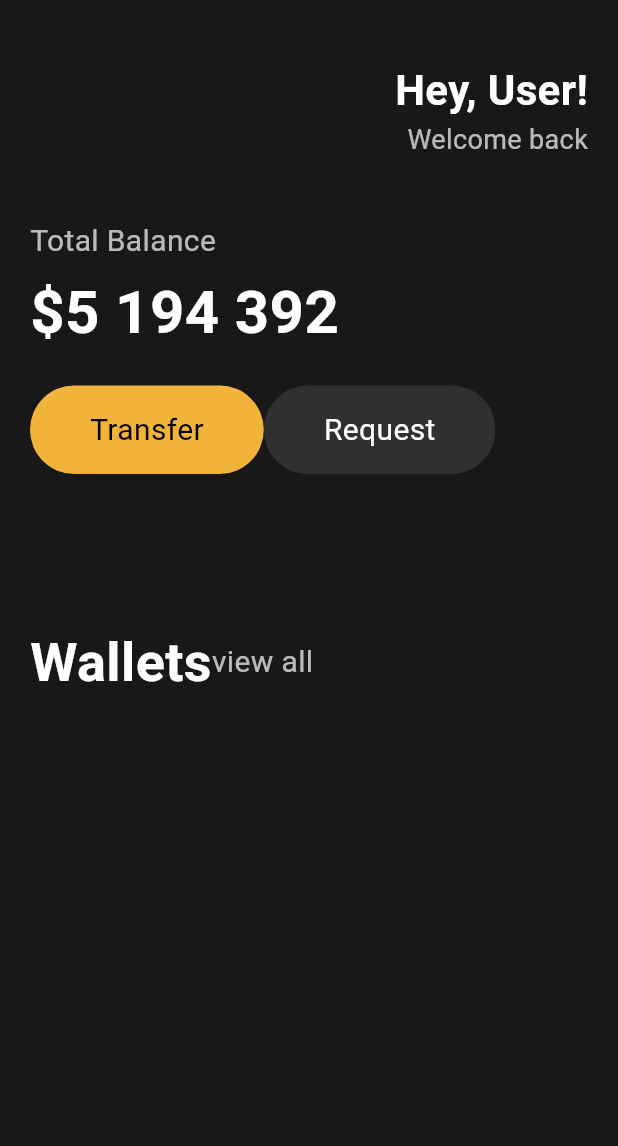
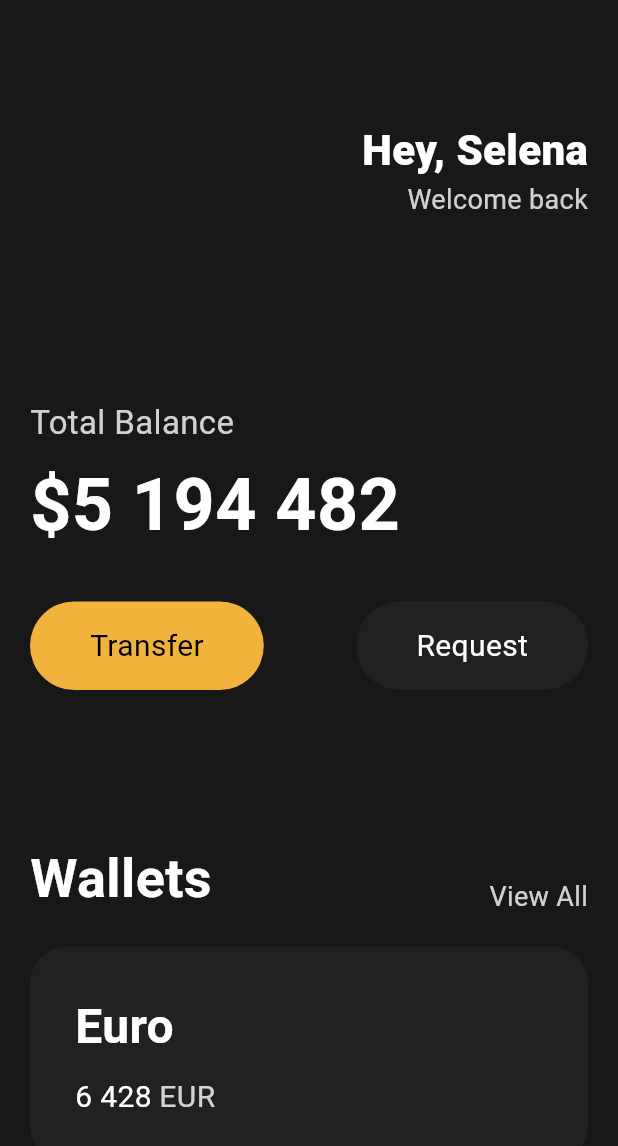
Before and after one commit to Leeyoungsup/flutter_UI_practice, a Flutter app: the screen it shows after launch, on a phone screen of 412 x 824 dp. Shown: the top 1146 px of the screen. Run offline on Flutter 3.47's test engine with Material 3 defaults, Android fonts, the phone set to English and light mode, and no system bars.

Commit message:
기본 클래스 제거 및 사용자 이름을 'Selena'로 변경: Player 클래스 삭제, UI에서 사용자 인사 메시지 수정

```diff
--- a/lib/main.dart
+++ b/lib/main.dart
@@ -1,17 +1,8 @@
-// ignore_for_file: deprecated_member_use
-
 import 'package:flutter/material.dart';
 import 'widgets/button.dart';
 
-class Player {
-  String? name;
-  String? id;
-  Player({this.name, this.id});
-}
-
 void main() {
-  var corpName = 'Nullara';
-  runApp(App());
+  runApp(const App());
 }
 
 class App extends StatelessWidget {
@@ -19,102 +10,135 @@ class App extends StatelessWidget {
 
   @override
   Widget build(BuildContext context) {
-    var userName = Player(name: 'User');
     return MaterialApp(
       home: Scaffold(
         backgroundColor: const Color(0xFF181818),
-        body: Padding(
-          padding: EdgeInsets.only(left: 20, right: 20),
+        body: SingleChildScrollView(
+          scrollDirection: Axis.vertical,
+          child: Padding(
+            padding: const EdgeInsets.symmetric(horizontal: 20),
             child: Column(
-            crossAxisAlignment: CrossAxisAlignment.stretch,
+              crossAxisAlignment: CrossAxisAlignment.start,
               children: [
-              SizedBox(height: 40, width: double.infinity),
-              Row(
-                //Menu Bar
+                const SizedBox(height: 80),
+                const Row(
                   mainAxisAlignment: MainAxisAlignment.end,
                   children: [
                     Column(
                       crossAxisAlignment: CrossAxisAlignment.end,
                       children: [
                         Text(
-                        'Hey, ${userName.name}!',
+                          'Hey, Selena',
                           style: TextStyle(
+                            color: Colors.white,
                             fontSize: 28,
-                          color: Colors.white,
-                          fontWeight: FontWeight.bold,
+                            fontWeight: FontWeight.w800,
                           ),
                         ),
                         Text(
                           'Welcome back',
                           style: TextStyle(
+                            color: Color.fromRGBO(255, 255, 255, 0.8),
                             fontSize: 18,
-                          color: Colors.white.withOpacity(0.7),
                           ),
                         ),
                       ],
                     ),
                   ],
                 ),
-              SizedBox(height: 40),
+                const SizedBox(height: 120),
+                Text(
+                  'Total Balance',
+                  style: TextStyle(
+                    fontSize: 22,
+                    color: Colors.white.withOpacity(0.8),
+                  ),
+                ),
+                const SizedBox(height: 5),
+                const Text(
+                  '\$5 194 482',
+                  style: TextStyle(
+                    fontSize: 48,
+                    fontWeight: FontWeight.w600,
+                    color: Colors.white,
+                  ),
+                ),
+                const SizedBox(height: 30),
+                const Row(
+                  mainAxisAlignment: MainAxisAlignment.spaceBetween,
+                  children: [
+                    Button(
+                      text: 'Transfer',
+                      bgColor: Color(0xFFF1B33B),
+                      textColor: Colors.black,
+                    ),
+                    Button(
+                      text: 'Request',
+                      bgColor: Color(0xFF1F2123),
+                      textColor: Colors.white,
+                    ),
+                  ],
+                ),
+                const SizedBox(height: 100),
                 Row(
-                //Total Balance
-                mainAxisAlignment: MainAxisAlignment.start,
+                  crossAxisAlignment: CrossAxisAlignment.end,
+                  mainAxisAlignment: MainAxisAlignment.spaceBetween,
+                  children: [
+                    const Text(
+                      'Wallets',
+                      style: TextStyle(
+                        color: Colors.white,
+                        fontSize: 36,
+                        fontWeight: FontWeight.w600,
+                      ),
+                    ),
+                    Text(
+                      'View All',
+                      style: TextStyle(
+                        color: Colors.white.withOpacity(0.8),
+                        fontSize: 18,
+                      ),
+                    ),
+                  ],
+                ),
+                const SizedBox(height: 20),
+                Container(
+                  decoration: BoxDecoration(
+                    color: const Color(0xFF1F2123),
+                    borderRadius: BorderRadius.circular(25),
+                  ),
+                  child: Padding(
+                    padding: const EdgeInsets.all(30),
+                    child: Row(
                       children: [
                         Column(
                           crossAxisAlignment: CrossAxisAlignment.start,
                           children: [
-                      Text(
-                        'Total Balance',
+                            const Text(
+                              'Euro',
                               style: TextStyle(
-                          fontSize: 20,
-                          color: Colors.white.withOpacity(0.7),
+                                color: Colors.white,
+                                fontSize: 32,
+                                fontWeight: FontWeight.w600,
                               ),
                             ),
-                      SizedBox(height: 5),
-                      Text(
-                        '\$5 194 392',
+                            const SizedBox(height: 10),
+                            Row(
+                              children: [
+                                const Text(
+                                  '6 428',
                                   style: TextStyle(
-                          fontSize: 40,
                                     color: Colors.white,
-                          fontWeight: FontWeight.bold,
+                                    fontSize: 20,
                                   ),
                                 ),
-                      SizedBox(height: 20),
-                      Row(
-                        mainAxisAlignment: MainAxisAlignment.spaceBetween,
-                        children: [
-                          Button(
-                            text: 'Transfer',
-                            bgColor: Color(0xFFF2B33A),
-                            textColor: Colors.black,
+                                const SizedBox(width: 5),
+                                Text(
+                                  'EUR',
+                                  style: TextStyle(
+                                    color: Colors.white.withOpacity(0.8),
+                                    fontSize: 20,
                                   ),
-                          Button(
-                            text: 'Request',
-                            bgColor: Colors.white.withOpacity(0.1),
-                            textColor: Colors.white,
-                          ),
-                        ],
-                      ),
-                      SizedBox(height: 100),
-                      Row(
-                        mainAxisAlignment: MainAxisAlignment.spaceBetween,
-                        children: [
-                          Text(
-                            'Wallets',
-                            style: TextStyle(
-                              fontSize: 36,
-                              color: Colors.white,
-                              fontWeight: FontWeight.bold,
-                            ),
-                          ),
-                          Text(
-                            'view all',
-                            style: TextStyle(
-                              fontSize: 20,
-                              color: Colors.white.withOpacity(0.7),
-                            ),
-                          ),
-                        ],
                                 ),
                               ],
                             ),
@@ -124,6 +148,11 @@ class App extends StatelessWidget {
                     ),
                   ),
                 ),
+              ],
+            ),
+          ),
+        ),
+      ),
     );
   }
 }
```
Also changed, not shown: lib/dart_practice_examples.dart (deleted, +0 -255 lines). Lines whose indentation alone changed are shown as unchanged.
